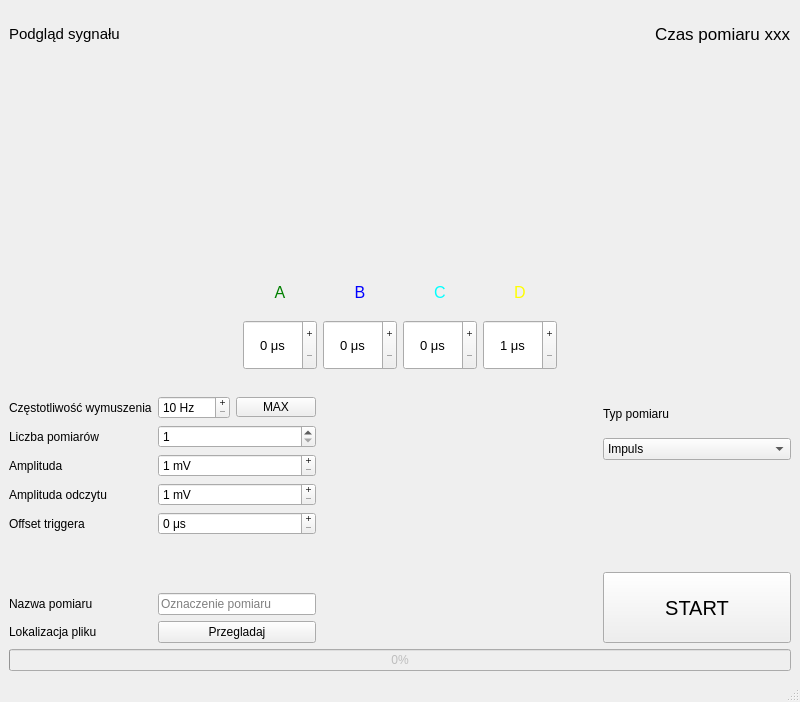
First picture: the form in mainwindow.ui, repository KamilWarczekIP/Arykul_pomiary_nuromorfika, before the edit.
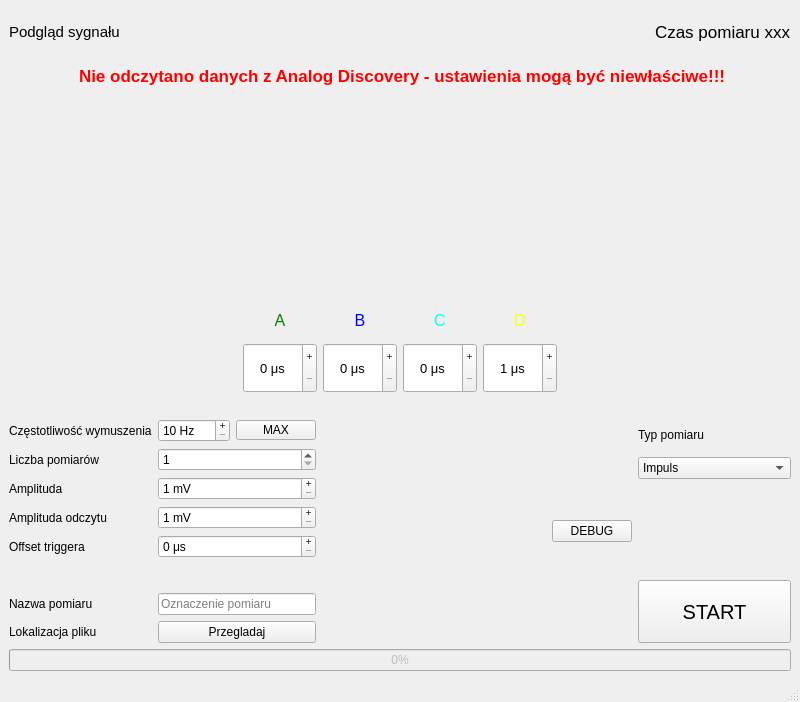
Second picture: the form after the edit. Icons and pictures are not drawn.

What changed in the file:
```diff
--- a/mainwindow.ui
+++ b/mainwindow.ui
@@ -20,7 +20,7 @@
    <string>MainWindow</string>
   </property>
   <widget class="QWidget" name="centralwidget">
-   <layout class="QVBoxLayout" name="verticalLayout" stretch="1,4,2,0,5,1">
+   <layout class="QVBoxLayout" name="verticalLayout" stretch="1,0,4,2,0,5,1">
     <item>
      <layout class="QHBoxLayout" name="horizontalLayout_4">
       <item>
@@ -62,6 +62,91 @@
       </item>
      </layout>
     </item>
+    <item>
+     <layout class="QHBoxLayout" name="horizontalLayout_warning" stretch="1,10">
+      <item>
+       <widget class="QPushButton" name="pushButton_ostrzezenie">
+        <property name="enabled">
+         <bool>true</bool>
+        </property>
+        <property name="minimumSize">
+         <size>
+          <width>32</width>
+          <height>32</height>
+         </size>
+        </property>
+        <property name="maximumSize">
+         <size>
+          <width>64</width>
+          <height>64</height>
+         </size>
+        </property>
+        <property name="baseSize">
+         <size>
+          <width>64</width>
+          <height>64</height>
+         </size>
+        </property>
+        <property name="text">
+         <string/>
+        </property>
+        <property name="icon">
+         <iconset theme="QIcon::ThemeIcon::DialogWarning" resource="res.qrc">
+          <normaloff>:/icon/warning</normaloff>:/icon/warning</iconset>
+        </property>
+        <property name="iconSize">
+         <size>
+          <width>32</width>
+          <height>32</height>
+         </size>
+        </property>
+        <property name="flat">
+         <bool>true</bool>
+        </property>
+       </widget>
+      </item>
+      <item>
+       <widget class="QLabel" name="label_ostrzeenie">
+        <property name="palette">
+         <palette>
+          <active>
+           <colorrole role="WindowText">
+            <brush brushstyle="SolidPattern">
+             <color alpha="255">
+              <red>255</red>
+              <green>0</green>
+              <blue>0</blue>
+             </color>
+            </brush>
+           </colorrole>
+          </active>
+          <inactive>
+           <colorrole role="WindowText">
+            <brush brushstyle="SolidPattern">
+             <color alpha="255">
+              <red>255</red>
+              <green>0</green>
+              <blue>0</blue>
+             </color>
+            </brush>
+           </colorrole>
+          </inactive>
+          <disabled/>
+         </palette>
+        </property>
+        <property name="font">
+         <font>
+          <pointsize>13</pointsize>
+          <bold>true</bold>
+         </font>
+        </property>
+        <property name="text">
+         <string>Nie odczytano danych z Analog Discovery - ustawienia mogą być niewłaściwe!!!</string>
+        </property>
+       </widget>
+      </item>
+     </layout>
+    </item>
     <item>
      <widget class="QWidget" name="widget" native="true">
       <property name="minimumSize">
@@ -366,7 +451,7 @@
      </spacer>
     </item>
     <item>
-     <layout class="QHBoxLayout" name="horizontalLayout" stretch="3,3,2">
+     <layout class="QHBoxLayout" name="horizontalLayout" stretch="3,3,0,2">
       <item>
        <layout class="QFormLayout" name="formLayout">
         <property name="formAlignment">
@@ -609,6 +694,13 @@
         </property>
        </spacer>
       </item>
+      <item>
+       <widget class="QPushButton" name="pushButton">
+        <property name="text">
+         <string>DEBUG</string>
+        </property>
+       </widget>
+      </item>
       <item>
        <layout class="QVBoxLayout" name="verticalLayout_4" stretch="1,1,3,2">
         <item>
```
Left out of the diff: 14 changed lines with no effect on the pictures.
